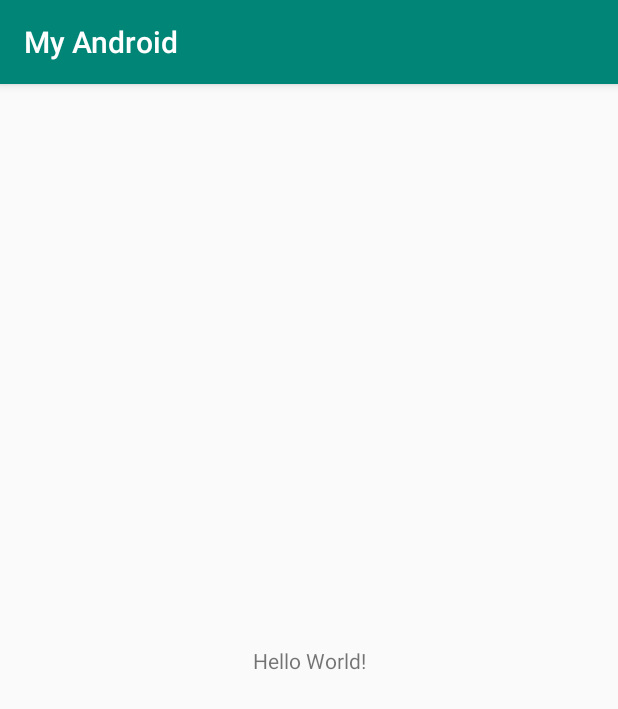
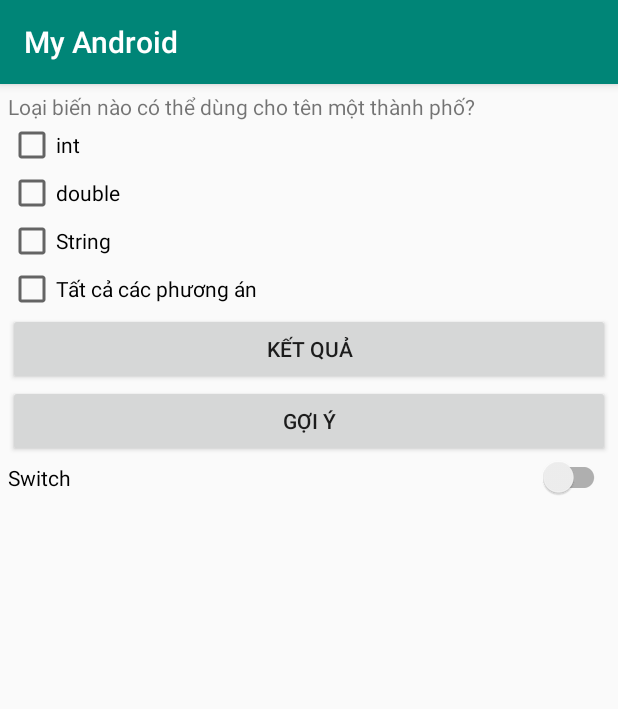
Before and after one commit to Nghia02253/MyAndroid, an Android app: the screen it shows after launch (MainActivity), on a phone screen of 412 x 824 dp. Shown: the top 709 px of the screen. Run offline under Robolectric (Android 15) with nearby library versions, the phone set to English and light mode, and no system bars.

Commit message:
Initial commit
Signed-off-by: Nghia02253 <nghia02253@gmail.com>

```diff
--- /dev/null
+++ b/app/src/main/java/com/nghia02253/myandroid/MainActivity.java
@@ -0,0 +1,123 @@
+package com.nghia02253.myandroid;
+
+import android.os.Bundle;
+import android.view.View;
+import android.widget.Button;
+import android.widget.CheckBox;
+import android.widget.CompoundButton;
+import android.widget.TextView;
+import android.widget.Toast;
+
+import androidx.appcompat.app.AppCompatActivity;
+import androidx.appcompat.widget.SwitchCompat;
+
+public class MainActivity extends AppCompatActivity {
+
+    CheckBox int_id, double_id, string_id, all;
+    Button test, hint;
+    TextView textView;
+    SwitchCompat switchCompat;
+
+    @Override
+    protected void onCreate(Bundle savedInstanceState) {
+        super.onCreate(savedInstanceState);
+        setContentView(R.layout.activity_main);
+
+        init();
+        textView = findViewById(R.id.textview_id);
+        switchCompat = findViewById(R.id.switch_id);
+
+        switchCompat.setOnCheckedChangeListener(new CompoundButton.OnCheckedChangeListener() {
+            @Override
+            public void onCheckedChanged(CompoundButton compoundButton, boolean b) {
+                textView.setText("Switch is " + (switchCompat.isChecked() ? "On" : "Off"));
+            }
+        });
+
+    }
+
+    //Listener nhận sự kiện khi các Checkbox thay đổi trạng thái
+    CompoundButton.OnCheckedChangeListener m_listener
+            = new CompoundButton.OnCheckedChangeListener() {
+        @Override
+        public void onCheckedChanged(CompoundButton compoundButton, boolean b) {
+            if (compoundButton == all)
+            {
+                detachListener();
+                int_id.setEnabled(!b);
+                double_id.setEnabled(!b);
+                string_id.setEnabled(!b);
+
+                int_id.setChecked(b);
+                double_id.setChecked(b);
+                string_id.setChecked(b);
+                attachListener();
+            }
+            else {
+                Toast.makeText(compoundButton.getContext(),
+                        compoundButton.getText() + " | "
+                                + compoundButton.isChecked(),
+                        Toast.LENGTH_SHORT).show();
+            }
+        }
+    };
+
+    //Gán Listener vào CheckBox
+    void attachListener()
+    {
+        int_id.setOnCheckedChangeListener(m_listener);
+        double_id.setOnCheckedChangeListener(m_listener);
+        string_id.setOnCheckedChangeListener(m_listener);
+        all.setOnCheckedChangeListener(m_listener);
+
+    }
+    //Bỏ các Listener khỏi CheckBox
+    void detachListener()
+    {
+        int_id.setOnCheckedChangeListener(null);
+        double_id.setOnCheckedChangeListener(null);
+        string_id.setOnCheckedChangeListener(null);
+        all.setOnCheckedChangeListener(null);
+
+    }
+
+
+    void init() {
+        int_id    = findViewById(R.id.int_id);
+        double_id = findViewById(R.id.double_id);
+        string_id = findViewById(R.id.string_id);
+        all       = findViewById(R.id.all);
+        attachListener();
+
+
+        test = findViewById(R.id.test);
+        hint  = findViewById(R.id.hint);
+
+        hint.setOnClickListener(new View.OnClickListener() {
+            @Override
+            public void onClick(View view) {
+                detachListener();
+                int_id.setChecked(false);
+                double_id.setChecked(false);
+                all.setChecked(false);
+                attachListener();
+                string_id.setChecked(true);
+
+            }
+        });
+
+        test.setOnClickListener(new View.OnClickListener() {
+            @Override
+            public void onClick(View view) {
+                String mgs = "";
+                if (!int_id.isChecked() && !double_id.isChecked() && string_id.isChecked())
+                    mgs = "Đúng, chúc mừng";
+                else
+                    mgs = "Sai rồi";
+
+                Toast.makeText(view.getContext(), mgs, Toast.LENGTH_SHORT).show();
+            }
+        });
+    }
+
+}
--- a/app/src/main/java/com/nghia02253/myandroid/MainActivity.kt
+++ b/app/src/main/java/com/nghia02253/myandroid/MainActivity.kt
@@ -3,10 +3,12 @@ package com.nghia02253.myandroid
 import androidx.appcompat.app.AppCompatActivity
 import android.os.Bundle
 
-class MainActivity : AppCompatActivity() {
-
-    override fun onCreate(savedInstanceState: Bundle?) {
-        super.onCreate(savedInstanceState)
-        setContentView(R.layout.activity_main)
-    }
-}
+//class MainActivity : AppCompatActivity() {
+//
+//    override fun onCreate(savedInstanceState: Bundle?) {
+//        super.onCreate(savedInstanceState)
+//        setContentView(R.layout.activity_main)
+//    }
+//
+//
+//}
--- a/app/src/main/res/layout/activity_main.xml
+++ b/app/src/main/res/layout/activity_main.xml
@@ -1,18 +1,54 @@
 <?xml version="1.0" encoding="utf-8"?>
-<androidx.constraintlayout.widget.ConstraintLayout xmlns:android="http://schemas.android.com/apk/res/android"
-    xmlns:app="http://schemas.android.com/apk/res-auto"
-    xmlns:tools="http://schemas.android.com/tools"
+<LinearLayout xmlns:android="http://schemas.android.com/apk/res/android"
+    android:orientation="vertical"
+    android:padding="5dp"
     android:layout_width="match_parent"
-    android:layout_height="match_parent"
-    tools:context=".MainActivity">
+    android:layout_height="match_parent">
 
     <TextView
+        android:text="Loại biến nào có thể dùng cho tên một thành phố?"
+        android:layout_width="match_parent"
+        android:layout_height="wrap_content" />
+
+    <CheckBox
+        android:id="@+id/int_id"
+        android:text="int"
         android:layout_width="wrap_content"
+        android:layout_height="wrap_content" />
+    <CheckBox
+        android:id="@+id/double_id"
+        android:text="double"
+        android:layout_width="wrap_content"
+        android:layout_height="wrap_content" />
+    <CheckBox
+        android:id="@+id/string_id"
+        android:text="String"
+        android:layout_width="wrap_content"
+        android:layout_height="wrap_content" />
+    <CheckBox
+        android:id="@+id/all"
+        android:text="Tất cả các phương án"
+        android:layout_width="wrap_content"
+        android:layout_height="wrap_content" />
+    <Button
+        android:id="@+id/test"
+        android:text="Kết quả"
+        android:layout_width="match_parent"
+        android:layout_height="wrap_content" />
+    <Button
+        android:id="@+id/hint"
+        android:text="Gợi ý"
+        android:layout_width="match_parent"
+        android:layout_height="wrap_content" />
+
+    <androidx.appcompat.widget.SwitchCompat
+        android:id="@+id/switch_id"
+        android:layout_width="match_parent"
         android:layout_height="wrap_content"
-        android:text="Hello World!"
-        app:layout_constraintBottom_toBottomOf="parent"
-        app:layout_constraintLeft_toLeftOf="parent"
-        app:layout_constraintRight_toRightOf="parent"
-        app:layout_constraintTop_toTopOf="parent" />
+        android:text="Switch" />
+    <TextView
+        android:id="@+id/textview_id"
+        android:layout_width="wrap_content"
+        android:layout_height="wrap_content" />
 
-</androidx.constraintlayout.widget.ConstraintLayout>
+</LinearLayout>
```
